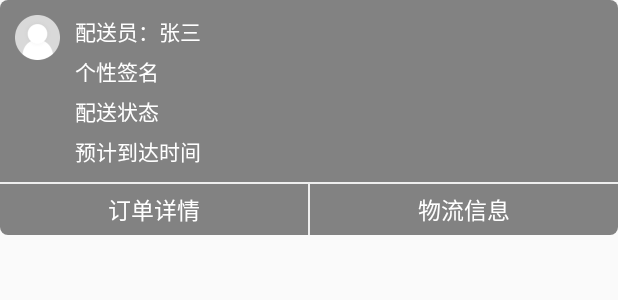
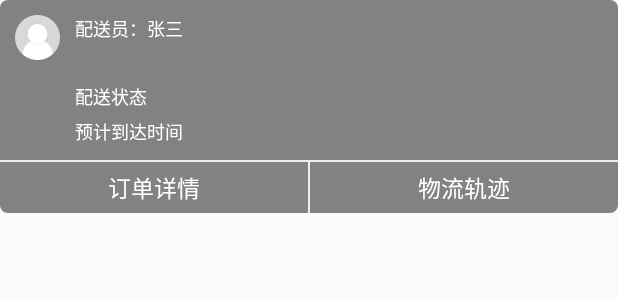
Before and after one commit to wangl271464434/jieniu, an Android app: the layout info_window.xml on its own in the app's theme, with its tools: preview values and no code run, on a phone screen of 412 x 824 dp. Shown: the top 300 px of the screen. Run offline under Robolectric (Android 15) with nearby library versions, the phone set to English and light mode, and no system bars.

Commit message:
commit 修改订单信息界面

```diff
--- a/app/src/main/res/layout/activity_login.xml
+++ b/app/src/main/res/layout/activity_login.xml
@@ -203,11 +203,11 @@
         />
     <ImageView
         android:id="@+id/img_weChat"
-        android:layout_width="@dimen/size_40dp"
-        android:layout_height="@dimen/size_40dp"
+        android:layout_width="wrap_content"
+        android:layout_height="wrap_content"
         android:layout_centerHorizontal="true"
         android:layout_above="@id/layout_agreement"
-        android:src="@mipmap/wechat"
+        android:src="@mipmap/wechat_login"
         android:layout_marginBottom="@dimen/size_10dp"
         />
     <LinearLayout
--- a/app/src/main/res/layout/info_window.xml
+++ b/app/src/main/res/layout/info_window.xml
@@ -32,15 +32,16 @@
             android:layout_width="wrap_content"
             android:layout_height="wrap_content"
             android:text="配送员：张三"
-            android:textSize="@dimen/size_14sp"
+            android:textSize="@dimen/size_12sp"
             android:textColor="@color/white"
             />
         <TextView
             android:id="@+id/tv_info"
             android:layout_width="wrap_content"
             android:layout_height="wrap_content"
-            android:text="个性签名"
-            android:textSize="@dimen/size_14sp"
+            android:maxLines="2"
+            android:ellipsize="end"
+            android:textSize="@dimen/size_12sp"
             android:textColor="@color/white"
             android:layout_marginTop="@dimen/size_5dp"
             />
@@ -49,7 +50,7 @@
             android:layout_width="wrap_content"
             android:layout_height="wrap_content"
             android:text="配送状态"
-            android:textSize="@dimen/size_14sp"
+            android:textSize="@dimen/size_12sp"
             android:textColor="@color/white"
             android:layout_marginTop="@dimen/size_5dp"
             />
@@ -58,7 +59,7 @@
             android:layout_width="wrap_content"
             android:layout_height="wrap_content"
             android:text="预计到达时间"
-            android:textSize="@dimen/size_14sp"
+            android:textSize="@dimen/size_12sp"
             android:textColor="@color/white"
             android:layout_marginTop="@dimen/size_5dp"
             />
@@ -95,7 +96,7 @@
             android:id="@+id/tv_wuliu"
             android:layout_width="match_parent"
             android:layout_height="wrap_content"
-            android:text="物流信息"
+            android:text="物流轨迹"
             android:textSize="@dimen/size_15sp"
             android:textColor="@color/white"
             android:padding="@dimen/size_5dp"
```
Also changed, not shown: app/src/main/java/com/jieniuwuliu/jieniu/LoginActivity.java (+7 -5 lines), app/src/main/java/com/jieniuwuliu/jieniu/bean/OrderInfo.java (+9 -0 lines), app/src/main/java/com/jieniuwuliu/jieniu/fragment/HomeFragment.java (+6 -4 lines), app/src/main/java/com/jieniuwuliu/jieniu/home/OrderInfoActivity.java (+15 -14 lines), app/src/main/res/layout/activity_order_info.xml (+11 -11 lines), app/src/main/res/mipmap-xhdpi/wechat_login.png (added).
